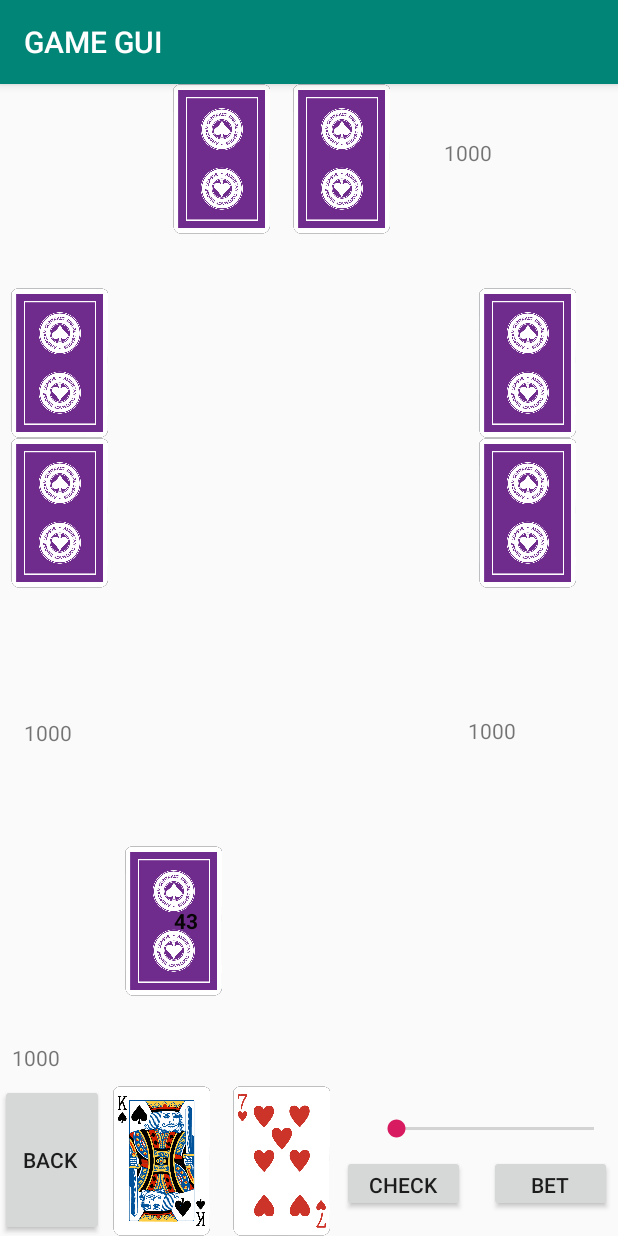
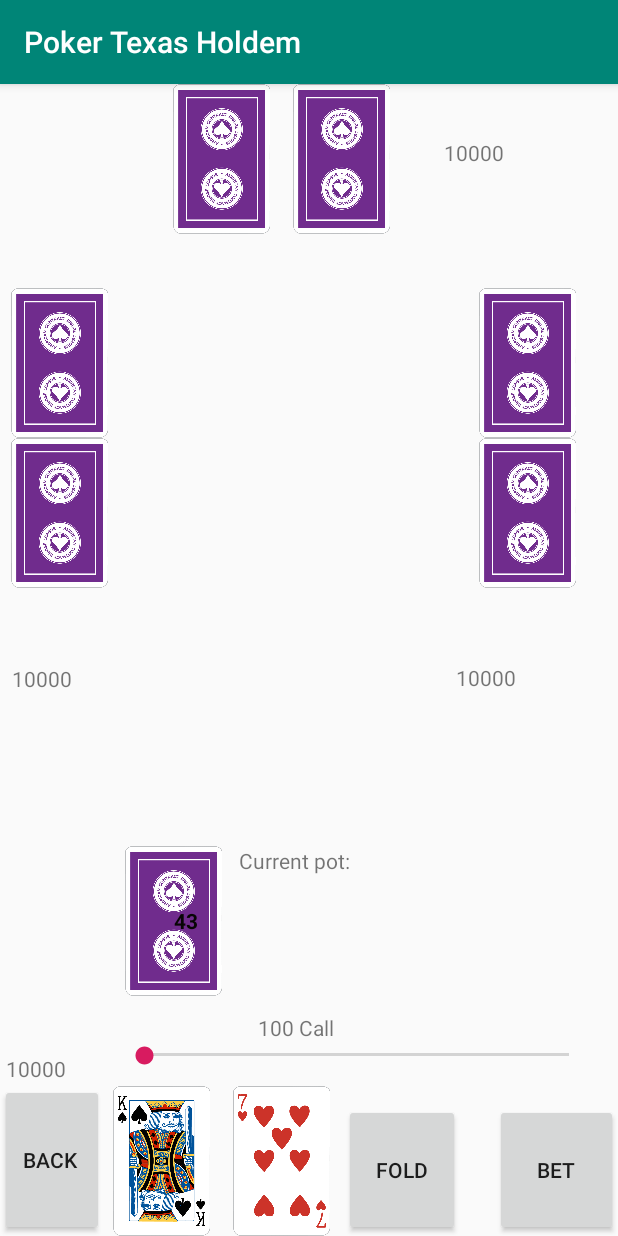
Before and after one commit to lsrigueira/Game-Gui, an Android app: the InGame screen opened directly, with no data from a screen before it, after a tap on "BET", on a phone screen of 412 x 824 dp. Run offline under Robolectric (Android 15) with nearby library versions, the phone set to English and light mode, and no system bars.

Commit message:
playable ui

```diff
--- a/app/src/main/java/com/example/gamegui/InGame.java
+++ b/app/src/main/java/com/example/gamegui/InGame.java
@@ -3,15 +3,21 @@ package com.example.gamegui;
 
 import androidx.appcompat.app.AppCompatActivity;
 
+import android.content.Context;
 import android.content.Intent;
+import android.icu.text.Edits;
+import android.os.AsyncTask;
 import android.os.Bundle;
 import android.view.View;
 import android.widget.Button;
 import android.widget.ImageView;
 import android.widget.TextView;
+import android.widget.SeekBar;
+import android.widget.Toast;
 
 import java.util.ArrayList;
 import java.util.Arrays;
+import java.util.Iterator;
 
 
 public class InGame extends AppCompatActivity {
@@ -20,21 +26,42 @@ public class InGame extends AppCompatActivity {
     final ArrayList<Player> jugadores = new ArrayList<>();
     int nrondas = 0;
     int rondastotales=0;
+    int currentPot = 0;
+    int callValue = 100;
+    int seekValue = callValue;
 
     @Override
     protected void onCreate(Bundle savedInstanceState) {
         super.onCreate(savedInstanceState);
-
+        this.setTitle("Poker Texas Holdem");
         setContentView(R.layout.activity_in_game);
         final int nronda = 0;
         //Creamos os xogadores
-        Player jugador1 = new Player("player1",1000, ((ImageView) findViewById(R.id.player1card1)),((ImageView) findViewById(R.id.player1card2)) );
+        Player jugador1 = new Player("player1",10000,
+                ((ImageView) findViewById(R.id.player1card1)),
+                ((ImageView) findViewById(R.id.player1card2)),
+                ((TextView) findViewById(R.id.player1Points))
+        );
         jugadores.add(jugador1);
-        Player jugador2 = new Player("player2",1000, ((ImageView) findViewById(R.id.player2card1)),((ImageView) findViewById(R.id.player2card2)) );
+
+        Player jugador2 = new Player("player2",10000,
+                ((ImageView) findViewById(R.id.player2card1)),
+                ((ImageView) findViewById(R.id.player2card2)),
+                ((TextView) findViewById(R.id.player2Points))
+        );
         jugadores.add(jugador2);
-        Player jugador3 = new Player("player3",1000, ((ImageView) findViewById(R.id.player3card1)),((ImageView) findViewById(R.id.player3card2)) );
+
+        Player jugador3 = new Player("player3", 10000,
+                ((ImageView) findViewById(R.id.player3card1)),
+                ((ImageView) findViewById(R.id.player3card2)),
+                ((TextView) findViewById(R.id.player3Points))
+        );
         jugadores.add(jugador3);
-        Player persona = new Player("person",1000, ((ImageView) findViewById(R.id.personcard1)),((ImageView) findViewById(R.id.personcard2)) );
+        final Player persona = new Player("person",10000,
+                ((ImageView) findViewById(R.id.personcard1)),
+                ((ImageView) findViewById(R.id.personcard2)),
+                ((TextView) findViewById(R.id.personPoints))
+        );
         jugadores.add(persona);
 
         int i=0;
@@ -55,15 +82,20 @@ public class InGame extends AppCompatActivity {
         startbutton.setOnClickListener(new View.OnClickListener() {
             @Override
             public void onClick(View view) {
-                repartir();
+                repartir(null, 0);
             }
         });
+
+        final SeekBar seekBar = (SeekBar) findViewById(R.id.seekBar);
+        final TextView seekBarValue = (TextView) findViewById(R.id.amount);
+        seekBar.setProgress(1);
+        seekBar.setProgress(0);
 
         Button backbutton = (Button) findViewById(R.id.BackButton);
         backbutton.setOnClickListener(new View.OnClickListener() {
             @Override
             public void onClick(View view) {
-                backToMenu();
+                finish();
             }
         });
 
@@ -71,11 +103,50 @@ public class InGame extends AppCompatActivity {
         betbutton.setOnClickListener(new View.OnClickListener() {
             @Override
             public void onClick(View view) {
-                repartir();
+                repartir("call", seekValue);
             }
-        });;
+        });
 
+        Button foldButton = (Button) findViewById(R.id.foldButton);
+        foldButton.setOnClickListener(new View.OnClickListener() {
+            @Override
+            public void onClick(View view) {
+                repartir("fold", 0);
+            }
+        });
+
+
+        seekBar.setOnSeekBarChangeListener(new SeekBar.OnSeekBarChangeListener(){
+
+            @Override
+            public void onProgressChanged(SeekBar seekBar, int progress, boolean fromUser) {
+                if (persona.getState() == Player.FOLD) {
+                    seekBarValue.setText("Folded");
+                    return;
+                }
+                if(persona.getMoney() < callValue){
+                    seekBarValue.setText(persona.getMoney() + " ALL IN!");
+                    return;
+                }
+                double amount_value = ((persona.getMoney() - callValue)*((Double.valueOf(progress))/100)) + callValue;
+                seekValue = Integer.valueOf((int) amount_value);
+                String amount = Integer.toString(seekValue);
+                if (progress == 100 ) amount = amount.concat(" ALL IN!");
+                else if (progress == 0) amount = amount.concat(" Call");
+                else amount = amount.concat(" Raise!");
+                seekBarValue.setText(amount);
+            }
+
+            @Override
+            public void onStartTrackingTouch(SeekBar seekBar) {
+            }
+
+            @Override
+            public void onStopTrackingTouch(SeekBar seekBar) {
+            }
+        });
     }
+
 
     public void nuevamano(){
         this.rondastotales++;
@@ -115,21 +186,26 @@ public class InGame extends AppCompatActivity {
         findViewById(R.id.tablecard5).setVisibility(View.INVISIBLE);
     }
 
-    public void refreshpoints(){
-        ((TextView) findViewById(R.id.player1Points)).setText(String.valueOf(jugadores.get(0).getMoney()));
-        ((TextView) findViewById(R.id.player2Points)).setText(String.valueOf(jugadores.get(1).getMoney()));
-        ((TextView) findViewById(R.id.player3Points)).setText(String.valueOf(jugadores.get(2).getMoney()));
-        ((TextView) findViewById(R.id.personPoints)).setText(String.valueOf(jugadores.get(3).getMoney()));
+    public void setCurrentPot(int potValue) {
+        this.currentPot = potValue;
+        ((TextView) findViewById(R.id.currentPot)).setText(String.valueOf(this.currentPot));
     }
 
-    public void backToMenu(){
-        Intent intent = new Intent(this,MainActivity.class);
-        startActivity(intent);
+    public void addToCurrentPot(int amount){
+        this.currentPot += amount;
+        ((TextView) findViewById(R.id.currentPot)).setText(String.valueOf(this.currentPot));
     }
 
-    public void repartir(){
+    public void refreshpoints(){
+        Iterator<Player> i = jugadores.iterator();
+        while(i.hasNext()){
+            Player player = i.next();
+            player.getTextPuntos().setText(Integer.toString(player.getMoney()));
+        }
+    }
+
+    public void repartir(String playerAction, int amount_value){
         this.nrondas++;
-
         int index =  (int) (Math.random()*cartasenbaraja.size());
         Card card1 = cartasenbaraja.get(index);
         card1.setPosicion("Mesa");
@@ -149,8 +225,9 @@ public class InGame extends AppCompatActivity {
                 textodeck.setVisibility(View.VISIBLE);
                 findViewById(R.id.cartasendeck).setVisibility(View.VISIBLE);
                 contador=0;
-                for(Player x:jugadores){x.getdecision(this.nrondas);}
-
+                for(Player x:jugadores){
+                    x.getdecision(nrondas);
+                }
                 break;
             case 2:
                 int i=0;
@@ -170,14 +247,20 @@ public class InGame extends AppCompatActivity {
                 cartasenbaraja.remove(index);
                 aux = (ImageView) findViewById(R.id.tablecard2);
                 functions.enseñar_carta(aux,card1.getId());
-                for(Player x:jugadores){x.newCarta(card1);}
+                for(Player x:jugadores){
+                    x.newCarta(card1);
+                }
                 index = (int) (Math.random()*cartasenbaraja.size());
                 card1 = cartasenbaraja.get(index);
                 card1.setPosicion("Mesa");
                 cartasenbaraja.remove(index);
                 aux = (ImageView) findViewById(R.id.tablecard3);
                 functions.enseñar_carta(aux,card1.getId());
-                for(Player x:jugadores){x.newCarta(card1);x.getdecision(this.nrondas);}
+                for(Player x:jugadores){
+                    x.newCarta(card1);
+                    makePlay(playerAction ,x, amount_value, nrondas);
+                }
+                refreshpoints();
                 TextView auxText = (TextView) findViewById(R.id.cartasendeck);
                 auxText.setText(Integer.toString(cartasenbaraja.size()));
                 auxText = (TextView) findViewById(R.id.cartasburned);
@@ -192,7 +275,11 @@ public class InGame extends AppCompatActivity {
                 cartasenbaraja.remove(index);
                 aux =  (ImageView) findViewById(R.id.tablecard4);
                 functions.enseñar_carta(aux,card1.getId());
-                for(Player x:jugadores){x.newCarta(card1);x.getdecision(this.nrondas);}
+                for(Player x:jugadores){
+                    x.newCarta(card1);
+                    makePlay(playerAction ,x, amount_value, nrondas);
+                }
+                refreshpoints();
                 auxText = (TextView) findViewById(R.id.cartasendeck);
                 auxText.setText(Integer.toString(cartasenbaraja.size()));
                 auxText = (TextView) findViewById(R.id.cartasburned);
@@ -208,34 +295,74 @@ public class InGame extends AppCompatActivity {
                 functions.enseñar_carta(aux,card1.getId());
                 for(Player x:jugadores){
                     x.newCarta(card1);
-                    if(x.getdecision(this.nrondas).equals("fold")){
-                       x.stop_playing();
-                       x.cartas_visibles(false);
-                    }
+                    makePlay(playerAction ,x, amount_value, nrondas);
                 }
+                refreshpoints();
                 auxText = (TextView) findViewById(R.id.cartasendeck);
                 auxText.setText(Integer.toString(cartasenbaraja.size() ));
                 auxText = (TextView) findViewById(R.id.cartasburned);
                 auxText.setText("3");
                 i=0;
-
                 break;
             case 5:
                 i=0;
                 Integer [] puntuaciones= new Integer[jugadores.size()];
                 for(contador=0;contador<jugadores.size();contador++){
-                    puntuaciones[contador]=jugadores.get(contador).calcularpuntuacion();
+                    puntuaciones[contador]= (jugadores.get(contador).getState() != Player.FOLD) ?
+                            jugadores.get(contador).calcularpuntuacion() : -1;
                 }
-                int indexganador=Arrays.asList(puntuaciones).indexOf(functions.maximo(puntuaciones));
+                int indexganador = Arrays.asList(puntuaciones).indexOf(functions.maximo(puntuaciones));
                 functions.imprimirdebug("Ha ganado el jugador"+ (indexganador+1)+" con "+jugadores.get(indexganador).getPuntuacion()+" puntos",0);
-                functions.cashflow(jugadores,indexganador);
+                jugadores.get(indexganador).win(currentPot);
+                setCurrentPot(0);
+                this.callValue = 100;
+                this.seekValue = callValue;
                 refreshpoints();
-                for(i=0;i<jugadores.size();i++){if(jugadores.get(i).is_playing())jugadores.get(i).enseñar_cartas();}
+                if (jugadores.get(jugadores.size() -1).getMoney() <= 0) {
+                    Toast.makeText(this.getBaseContext(), "You lost!", Toast.LENGTH_SHORT);
+                    finish();
+                }
+                Toast result = (jugadores.get(indexganador).getname() == "person") ?
+                        Toast.makeText(this.getBaseContext(), "You win, congrats!", Toast.LENGTH_SHORT) :
+                        Toast.makeText(this.getBaseContext(), "Te bañaste!", Toast.LENGTH_SHORT);
+                result.show();
+                for(i=0;i<jugadores.size();i++){
+                    Player player = jugadores.get(i);
+                    if(player.is_playing()) {
+                        player.enseñar_cartas();
+                    }
+                    if(player.getMoney() <= 0) {
+                        player.cartas_visibles(false);
+                        jugadores.remove(player);
+                    }
+                    else player.setState(Player.CALL);
+                }
                 findViewById(R.id.newround).setEnabled(true);
                 findViewById(R.id.newround).setVisibility(View.VISIBLE);
-             default:
-                 functions.imprimirdebug("NON SE PODEN XOGAR MAIS RONDAS,LEVAMOS"+nrondas,2);
+            default:
+                functions.imprimirdebug("NON SE PODEN XOGAR MAIS RONDAS,LEVAMOS"+nrondas,2);
+
         }
+        ((SeekBar) findViewById(R.id.seekBar)).setProgress(1); //Forzamos a que a barra se actualice cambiando dúas veces de valor
+        ((SeekBar) findViewById(R.id.seekBar)).setProgress(0);
     }
 
+    public void makePlay(String playerAction, Player player, int amount, int nrondas) {
+            String action = (player.getname() == "person") ? playerAction : player.getdecision(nrondas);
+            switch (action){
+                case "call":
+                    if(player.getState() == Player.ALL_IN || player.getState() == Player.FOLD) return;
+                    if (amount >= player.getMoney()){
+                        player.setState(Player.ALL_IN);
+                    }
+                    int loose_value = (amount >= player.getMoney()) ? player.getMoney() : amount;
+                    player.loose(loose_value);
+                    addToCurrentPot(amount);
+                    callValue = amount;
+                    break;
+                case "fold":
+                    player.setState(Player.FOLD);
+                    player.stop_playing();
+            }
+    }
 }
--- a/app/src/main/java/com/example/gamegui/Player.java
+++ b/app/src/main/java/com/example/gamegui/Player.java
@@ -3,6 +3,7 @@ package com.example.gamegui;
 
 import android.view.View;
 import android.widget.ImageView;
+import android.widget.TextView;
 
 import java.util.ArrayList;
 
@@ -22,24 +23,39 @@ public class Player {
     static final int CASTTOBESTCARDINPLAY = 10000;
     static final int CASTTOWORSTCARDINPLAY = 100;
     static final int CASTTOBESTCARDOUTPLAY =1;
+
+    static final String CALL = "Call";
+    static final String RAISE = "Raise";
+    static final String FOLD = "Fold";
+    static final String ALL_IN = "All in!";
+    static final String BROKE = "Broke";
+
     private Card card1;
     private Card card2;
     private ImageView imagencard1;
     private ImageView imagencard2;
+
+    public TextView getTextPuntos() {
+        return textPuntos;
+    }
+
+    private TextView textPuntos;
     private ArrayList<Card> cartastot;
     private ArrayList<Card> cartasmesa;
     private String nome;
     private boolean horizontal;
     private int money;
     private int moneybet=100;
-    private boolean playing = false;
+    private boolean playing = true;
+    private String playState = Player.CALL;
     private long puntuacion;
 
-    public Player(String nome, int money, ImageView imagencarta1,ImageView imagencarta2){
+    public Player(String nome, int money, ImageView imagencarta1,ImageView imagencarta2, TextView textPuntos){
         this.nome=nome;
         this.money=money;
         this.imagencard1=imagencarta1;
         this.imagencard2=imagencarta2;
+        this.textPuntos = textPuntos;
         cartastot= new ArrayList<>();
         cartasmesa= new ArrayList<>();
     }
@@ -60,7 +76,7 @@ public class Player {
             this.playing = false;
             return "fold";
         }*/
-        return "bet";
+        return "call";
     }
 
     public Card getcard1(){
@@ -87,6 +103,15 @@ public class Player {
     public void enseñar_cartas(){
         functions.enseñar_carta(this.imagencard1,this.card1.getId());
         functions.enseñar_carta(this.imagencard2,this.card2.getId());
+    }
+
+    public String getState() {
+        return playState;
+    }
+
+    public String setState(String playState){
+        this.playState = playState;
+        return this.playState;
     }
 
     public void stop_playing(){
--- a/app/src/main/res/layout/activity_in_game.xml
+++ b/app/src/main/res/layout/activity_in_game.xml
@@ -8,11 +8,10 @@
 
     <TextView
         android:id="@+id/personPoints"
-        android:layout_width="wrap_content"
-        android:layout_height="wrap_content"
-        android:layout_marginStart="8dp"
-        android:layout_marginLeft="8dp"
-        android:layout_marginBottom="8dp"
+        android:layout_width="69dp"
+        android:layout_height="20dp"
+        android:layout_marginStart="4dp"
+        android:layout_marginLeft="4dp"
         android:width="100dp"
         android:visibility="invisible"
         app:layout_constraintBottom_toTopOf="@+id/BackButton"
@@ -64,9 +63,9 @@
         android:id="@+id/burned"
         android:layout_width="80dp"
         android:layout_height="100dp"
-        android:layout_marginStart="80dp"
-        android:layout_marginLeft="80dp"
-        android:layout_marginBottom="76dp"
+        android:layout_marginStart="92dp"
+        android:layout_marginLeft="92dp"
+        android:layout_marginBottom="28dp"
         android:src="@drawable/reverso"
         android:visibility="invisible"
         app:layout_constraintBottom_toTopOf="@+id/seekBar"
@@ -179,32 +178,36 @@
     <Button
         android:id="@+id/betbutton"
         android:layout_width="82dp"
-        android:layout_height="38dp"
-        android:layout_marginBottom="16dp"
+        android:layout_height="88dp"
         android:text="BET"
         app:layout_constraintBottom_toBottomOf="parent"
         app:layout_constraintEnd_toEndOf="parent"
-        app:layout_constraintHorizontal_bias="0.964"
+        app:layout_constraintHorizontal_bias="1.0"
         app:layout_constraintStart_toEndOf="@+id/personcard2" />
 
     <Button
-        android:id="@+id/button2"
-        android:layout_width="82dp"
-        android:layout_height="38dp"
-        android:layout_marginBottom="16dp"
-        android:text="Check"
+        android:id="@+id/foldButton"
+        android:layout_width="77dp"
+        android:layout_height="88dp"
+        android:text="Fold"
         app:layout_constraintBottom_toBottomOf="parent"
         app:layout_constraintEnd_toStartOf="@+id/betbutton"
-        app:layout_constraintHorizontal_bias="0.0"
+        app:layout_constraintHorizontal_bias="0.047"
         app:layout_constraintStart_toEndOf="@+id/personcard2" />
 
     <SeekBar
         android:id="@+id/seekBar"
-        android:layout_width="164dp"
-        android:layout_height="19dp"
-        android:layout_marginBottom="8dp"
-        app:layout_constraintBottom_toTopOf="@+id/betbutton"
-        app:layout_constraintEnd_toEndOf="parent" />
+        android:layout_width="315dp"
+        android:layout_height="17dp"
+        android:layout_marginStart="5dp"
+        android:layout_marginLeft="5dp"
+        android:layout_marginEnd="12dp"
+        android:layout_marginRight="12dp"
+        android:layout_marginBottom="12dp"
+        app:layout_constraintBottom_toTopOf="@+id/personcard2"
+        app:layout_constraintEnd_toEndOf="parent"
+        app:layout_constraintHorizontal_bias="0.25"
+        app:layout_constraintStart_toEndOf="@+id/personPoints" />
 
     <Button
         android:id="@+id/BackButton"
@@ -274,25 +277,28 @@
         android:layout_width="wrap_content"
         android:layout_height="wrap_content"
         android:layout_marginTop="20dp"
+        android:layout_marginEnd="8dp"
+        android:layout_marginRight="8dp"
         android:width="100dp"
         android:visibility="invisible"
         app:layout_constraintBottom_toTopOf="@+id/burned"
         app:layout_constraintEnd_toEndOf="parent"
         app:layout_constraintTop_toBottomOf="@+id/player3card1"
-        app:layout_constraintVertical_bias="0.484" />
+        app:layout_constraintVertical_bias="0.222" />
 
     <TextView
         android:id="@+id/player1Points"
         android:layout_width="wrap_content"
         android:layout_height="wrap_content"
-        android:layout_marginStart="16dp"
-        android:layout_marginLeft="16dp"
+        android:layout_marginStart="8dp"
+        android:layout_marginLeft="8dp"
         android:layout_marginTop="20dp"
         android:width="100dp"
         android:visibility="invisible"
         app:layout_constraintBottom_toTopOf="@+id/deck"
         app:layout_constraintStart_toStartOf="parent"
-        app:layout_constraintTop_toBottomOf="@+id/player1card1" />
+        app:layout_constraintTop_toBottomOf="@+id/player1card1"
+        app:layout_constraintVertical_bias="0.229" />
 
     <Button
         android:id="@+id/newround"
@@ -305,4 +311,41 @@
         app:layout_constraintStart_toStartOf="@+id/deck"
         app:layout_constraintTop_toBottomOf="@+id/tablecard5" />
 
+    <TextView
+        android:id="@+id/amount"
+        android:layout_width="wrap_content"
+        android:layout_height="wrap_content"
+        android:layout_marginEnd="140dp"
+        android:layout_marginRight="140dp"
+        android:width="100dp"
+        app:layout_constraintBottom_toTopOf="@+id/seekBar"
+        app:layout_constraintEnd_toEndOf="parent" />
+
+    <TextView
+        android:id="@+id/potLabel"
+        android:layout_width="80dp"
+        android:layout_height="19dp"
+        android:text="Current pot:"
+        android:textAlignment="center"
+        app:layout_constraintEnd_toStartOf="@+id/burned"
+        app:layout_constraintHorizontal_bias="0.0"
+        app:layout_constraintStart_toEndOf="@+id/deck"
+        app:layout_constraintTop_toTopOf="@+id/deck" />
+
+    <TextView
+        android:id="@+id/currentPot"
+        android:layout_width="73dp"
+        android:layout_height="23dp"
+        android:layout_marginStart="14dp"
+        android:layout_marginLeft="14dp"
+        android:layout_marginTop="4dp"
+        android:layout_marginEnd="8dp"
+        android:layout_marginRight="8dp"
+        android:width="100dp"
+        android:textAlignment="center"
+        app:layout_constraintEnd_toStartOf="@+id/burned"
+        app:layout_constraintHorizontal_bias="0.933"
+        app:layout_constraintStart_toEndOf="@+id/deck"
+        app:layout_constraintTop_toBottomOf="@+id/potLabel" />
+
 </androidx.constraintlayout.widget.ConstraintLayout>
```
